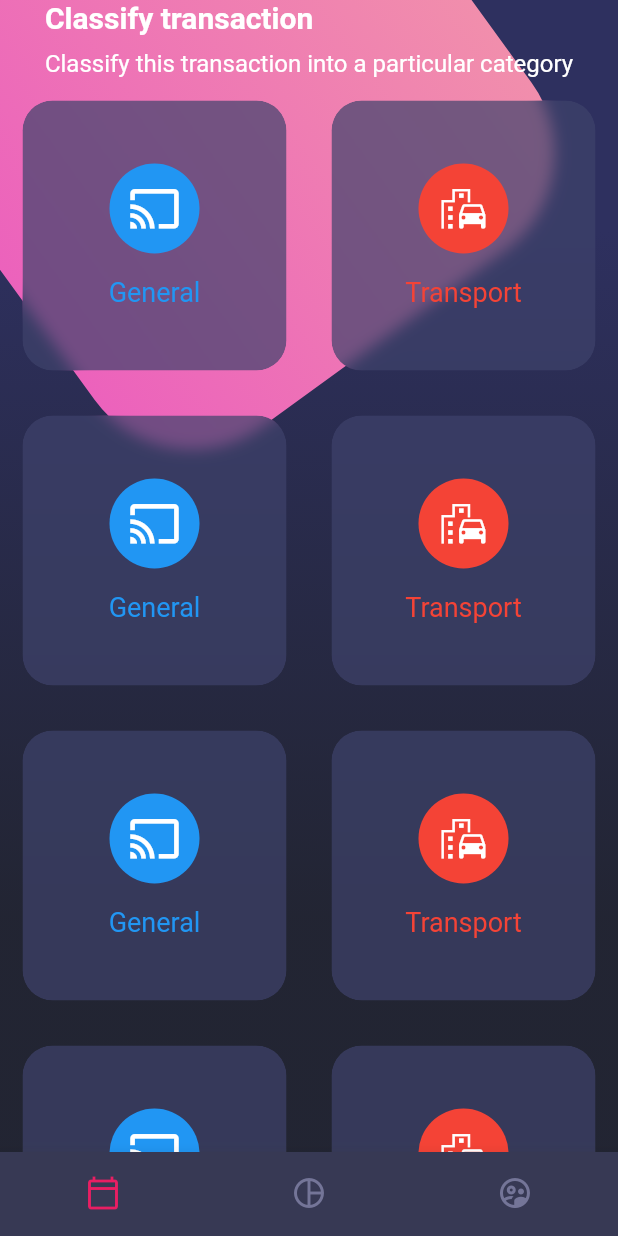
After one commit to mfonsecama/flutter_designs, a Flutter app: the screen it shows after launch, on a phone screen of 412 x 824 dp. The commit adds this screen. Run offline on Flutter 3.47's test engine with Material 2 defaults, Android fonts, the phone set to English and light mode, and no system bars.

Commit message:
home screen example

```diff
--- a/lib/main.dart
+++ b/lib/main.dart
@@ -1,5 +1,8 @@
 import 'package:flutter/material.dart';
+import 'package:flutter/services.dart';
 import 'package:flutter_designs/screens/basic_design.dart';
+import 'package:flutter_designs/screens/home_screen.dart';
+import 'package:flutter_designs/screens/scroll_design.dart';
 
 void main() => runApp(const MyApp());
 
@@ -8,11 +11,18 @@ class MyApp extends StatelessWidget {
 
   @override
   Widget build(BuildContext context) {
+    SystemChrome.setSystemUIOverlayStyle(SystemUiOverlayStyle.light);
+
     return MaterialApp(
       debugShowCheckedModeBanner: false,
       title: 'Material App',
-      initialRoute: 'basic_design',
-      routes: {'basic_design': (_) => const BasicDesignScreen()},
+      initialRoute: 'home_screen',
+      theme: ThemeData.dark(),
+      routes: {
+        'basic_design': (_) => const BasicDesignScreen(),
+        'scroll_screen': (_) => const ScrollScreen(),
+        'home_screen': (_) => const HomeScreen(),
+      },
     );
   }
 }
--- /dev/null
+++ b/lib/screens/home_screen.dart
@@ -0,0 +1,32 @@
+import 'package:flutter/material.dart';
+import 'package:flutter_designs/widgets/background.dart';
+import 'package:flutter_designs/widgets/botton_navigation.dart';
+import 'package:flutter_designs/widgets/card_table.dart';
+import 'package:flutter_designs/widgets/page_title.dart';
+
+class HomeScreen extends StatelessWidget {
+  const HomeScreen({Key? key}) : super(key: key);
+
+  @override
+  Widget build(BuildContext context) {
+    return Scaffold(
+      body: Stack(
+        children: [Background(), _HomeBody()],
+      ),
+      bottomNavigationBar: BottomNavigation(),
+    );
+  }
+}
+
+class _HomeBody extends StatelessWidget {
+  const _HomeBody({Key? key}) : super(key: key);
+
+  @override
+  Widget build(BuildContext context) {
+    return SingleChildScrollView(
+      child: Column(
+        children: [PageTitle(), CardTable()],
+      ),
+    );
+  }
+}
--- /dev/null
+++ b/lib/widgets/background.dart
@@ -0,0 +1,49 @@
+import 'dart:math';
+
+import 'package:flutter/material.dart';
+
+class Background extends StatelessWidget {
+  final boxDecoration = const BoxDecoration(
+      gradient: LinearGradient(
+          begin: Alignment.topCenter,
+          end: Alignment.bottomCenter,
+          colors: [Color(0xff2e305f), Color(0xdd202333)],
+          stops: [0.2, 0.8]));
+
+  const Background({Key? key}) : super(key: key);
+
+  @override
+  Widget build(BuildContext context) {
+    return Stack(
+      children: [
+        Container(
+          decoration: boxDecoration,
+        ),
+        const Positioned(top: -100, left: -30, child: _PinkBox())
+      ],
+    );
+  }
+}
+
+class _PinkBox extends StatelessWidget {
+  const _PinkBox({
+    Key? key,
+  }) : super(key: key);
+
+  @override
+  Widget build(BuildContext context) {
+    return Transform.rotate(
+      angle: -pi / 5,
+      child: Container(
+        width: 360,
+        height: 360,
+        decoration: BoxDecoration(
+            gradient: const LinearGradient(colors: [
+              Color.fromRGBO(236, 98, 188, 1),
+              Color.fromRGBO(241, 142, 172, 1)
+            ]),
+            borderRadius: BorderRadius.circular(80)),
+      ),
+    );
+  }
+}
--- /dev/null
+++ b/lib/widgets/botton_navigation.dart
@@ -0,0 +1,24 @@
+import 'package:flutter/material.dart';
+
+class BottomNavigation extends StatelessWidget {
+  const BottomNavigation({Key? key}) : super(key: key);
+
+  @override
+  Widget build(BuildContext context) {
+    return BottomNavigationBar(
+        showSelectedLabels: false,
+        showUnselectedLabels: false,
+        selectedItemColor: Colors.pink,
+        backgroundColor: const Color.fromRGBO(55, 57, 84, 1),
+        unselectedItemColor: const Color.fromRGBO(116, 117, 152, 1),
+        items: const [
+          BottomNavigationBarItem(
+              icon: Icon(Icons.calendar_today_outlined), label: 'Calendario'),
+          BottomNavigationBarItem(
+              icon: Icon(Icons.pie_chart_outline_outlined), label: 'Grafica'),
+          BottomNavigationBarItem(
+              icon: Icon(Icons.supervised_user_circle_outlined),
+              label: 'Usuarios'),
+        ]);
+  }
+}
--- /dev/null
+++ b/lib/widgets/card_table.dart
@@ -0,0 +1,123 @@
+import 'dart:ui';
+
+import 'package:flutter/material.dart';
+
+class CardTable extends StatelessWidget {
+  const CardTable({Key? key}) : super(key: key);
+
+  @override
+  Widget build(BuildContext context) {
+    return Table(children: const [
+      TableRow(children: [
+        _SingleCard(
+          name: 'General',
+          icon: Icons.cast,
+          color: Colors.blue,
+        ),
+        _SingleCard(
+          name: 'Transport',
+          icon: Icons.emoji_transportation,
+          color: Colors.red,
+        )
+      ]),
+      TableRow(children: [
+        _SingleCard(
+          name: 'General',
+          icon: Icons.cast,
+          color: Colors.blue,
+        ),
+        _SingleCard(
+          name: 'Transport',
+          icon: Icons.emoji_transportation,
+          color: Colors.red,
+        )
+      ]),
+      TableRow(children: [
+        _SingleCard(
+          name: 'General',
+          icon: Icons.cast,
+          color: Colors.blue,
+        ),
+        _SingleCard(
+          name: 'Transport',
+          icon: Icons.emoji_transportation,
+          color: Colors.red,
+        )
+      ]),
+      TableRow(children: [
+        _SingleCard(
+          name: 'General',
+          icon: Icons.cast,
+          color: Colors.blue,
+        ),
+        _SingleCard(
+          name: 'Transport',
+          icon: Icons.emoji_transportation,
+          color: Colors.red,
+        )
+      ])
+    ]);
+  }
+}
+
+class _SingleCard extends StatelessWidget {
+  final String name;
+  final IconData icon;
+  final Color color;
+
+  const _SingleCard(
+      {Key? key, required this.name, required this.icon, required this.color})
+      : super(key: key);
+
+  @override
+  Widget build(BuildContext context) {
+    return _CardBackground(
+        child: Column(
+      mainAxisAlignment: MainAxisAlignment.center,
+      children: [
+        CircleAvatar(
+          radius: 30,
+          backgroundColor: color,
+          child: Icon(
+            icon,
+            size: 35,
+            color: Colors.white,
+          ),
+        ),
+        const SizedBox(
+          height: 15,
+        ),
+        Text(
+          name,
+          style: TextStyle(color: color, fontSize: 18),
+        )
+      ],
+    ));
+  }
+}
+
+class _CardBackground extends StatelessWidget {
+  final Widget child;
+
+  const _CardBackground({Key? key, required this.child}) : super(key: key);
+
+  @override
+  Widget build(BuildContext context) {
+    return Container(
+      margin: const EdgeInsets.all(15),
+      child: ClipRRect(
+        borderRadius: BorderRadius.circular(20),
+        child: BackdropFilter(
+          filter: ImageFilter.blur(sigmaX: 5, sigmaY: 5),
+          child: Container(
+            height: 180,
+            decoration: BoxDecoration(
+                color: const Color.fromRGBO(62, 66, 107, 0.7),
+                borderRadius: BorderRadius.circular(20)),
+            child: child,
+          ),
+        ),
+      ),
+    );
+  }
+}
--- /dev/null
+++ b/lib/widgets/page_title.dart
@@ -0,0 +1,31 @@
+import 'package:flutter/material.dart';
+
+class PageTitle extends StatelessWidget {
+  const PageTitle({Key? key}) : super(key: key);
+
+  @override
+  Widget build(BuildContext context) {
+    return SafeArea(
+      child: Container(
+        margin: const EdgeInsets.symmetric(horizontal: 20),
+        child: Column(
+          crossAxisAlignment: CrossAxisAlignment.start,
+          children: const [
+            Text(
+              'Classify transaction',
+              style: TextStyle(
+                  fontSize: 20,
+                  fontWeight: FontWeight.bold,
+                  color: Colors.white),
+            ),
+            SizedBox(
+              height: 10,
+            ),
+            Text('Classify this transaction into a particular category',
+                style: TextStyle(fontSize: 16, color: Colors.white))
+          ],
+        ),
+      ),
+    );
+  }
+}
```
Also changed, not shown: lib/screens/scroll_design.dart (added, +123 -0 lines), assets/scroll-1.png (added).
